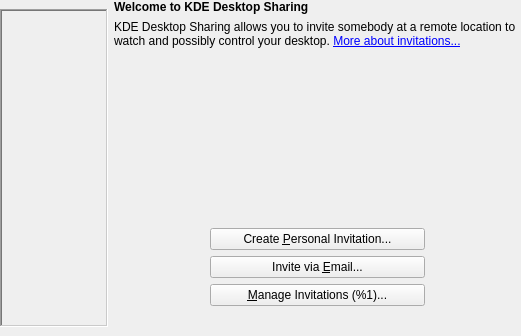
KDE/krfb, file invitewidget.ui: the form before one commit.
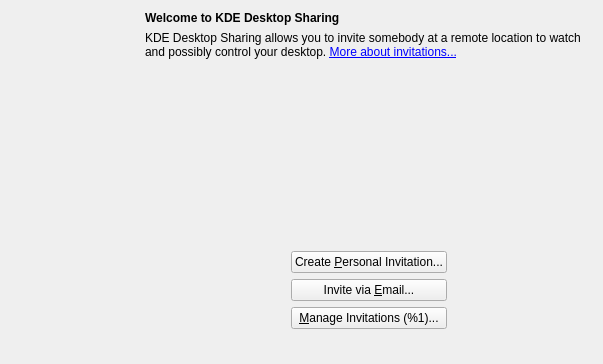
The form after the commit.

Commit message: * Use everywhere the nice new oxygen artwork. * Cleanup and improve some code. * Fix some UI layouts.

What changed in the file:
```diff
--- a/invitewidget.ui
+++ b/invitewidget.ui
@@ -5,37 +5,49 @@
    <rect>
     <x>0</x>
     <y>0</y>
-    <width>521</width>
-    <height>336</height>
+    <width>603</width>
+    <height>364</height>
    </rect>
   </property>
   <property name="windowTitle" >
    <string/>
   </property>
-  <layout class="QGridLayout" >
-   <property name="margin" >
-    <number>0</number>
-   </property>
-   <property name="spacing" >
-    <number>6</number>
-   </property>
-   <item row="2" column="2" >
-    <spacer>
-     <property name="orientation" >
-      <enum>Qt::Vertical</enum>
-     </property>
-     <property name="sizeType" >
-      <enum>QSizePolicy::MinimumExpanding</enum>
-     </property>
-     <property name="sizeHint" >
+  <layout class="QHBoxLayout" >
+   <item>
+    <widget class="QLabel" name="pixmapLabel" >
+     <property name="sizePolicy" >
+      <sizepolicy vsizetype="Fixed" hsizetype="Fixed" >
+       <horstretch>0</horstretch>
+       <verstretch>0</verstretch>
+      </sizepolicy>
+     </property>
+     <property name="minimumSize" >
       <size>
-       <width>215</width>
-       <height>101</height>
+       <width>128</width>
+       <height>128</height>
       </size>
      </property>
-    </spacer>
+    </widget>
    </item>
-   <item row="1" column="1" colspan="3" >
+   <item>
+    <layout class="QVBoxLayout" >
+     <item>
+      <widget class="QLabel" name="TextLabel2" >
+       <property name="font" >
+        <font>
+         <weight>75</weight>
+         <bold>true</bold>
+        </font>
+       </property>
+       <property name="text" >
+        <string>Welcome to KDE Desktop Sharing</string>
+       </property>
+       <property name="wordWrap" >
+        <bool>false</bool>
+       </property>
+      </widget>
+     </item>
+     <item>
     <widget class="QLabel" name="helpLabel" >
      <property name="text" >
       <string>&lt;html>&lt;head>&lt;meta name="qrichtext" content="1" />&lt;style type="text/css">
@@ -57,7 +69,56 @@
      </property>
     </widget>
    </item>
-   <item row="4" column="2" >
+     <item>
+      <spacer>
+       <property name="orientation" >
+        <enum>Qt::Vertical</enum>
+       </property>
+       <property name="sizeType" >
+        <enum>QSizePolicy::MinimumExpanding</enum>
+       </property>
+       <property name="sizeHint" >
+        <size>
+         <width>215</width>
+         <height>101</height>
+        </size>
+       </property>
+      </spacer>
+     </item>
+     <item>
+      <layout class="QHBoxLayout" >
+       <item>
+        <spacer>
+         <property name="orientation" >
+          <enum>Qt::Horizontal</enum>
+         </property>
+         <property name="sizeType" >
+          <enum>QSizePolicy::Expanding</enum>
+         </property>
+         <property name="sizeHint" >
+          <size>
+           <width>90</width>
+           <height>26</height>
+          </size>
+         </property>
+        </spacer>
+       </item>
+       <item>
+        <layout class="QVBoxLayout" >
+         <item>
+          <widget class="QPushButton" name="btnCreateInvite" >
+           <property name="toolTip" >
+            <string/>
+           </property>
+           <property name="whatsThis" >
+            <string>Create a new invitation and display the connection data. Use this option if you want to invite somebody personally, for example, to give the connection data over the phone.</string>
+           </property>
+           <property name="text" >
+            <string>Create &amp;Personal Invitation...</string>
+           </property>
+          </widget>
+         </item>
+         <item>
     <widget class="QPushButton" name="btnEmailInvite" >
      <property name="whatsThis" >
       <string>This button will start your email application with a pre-configured text that explains to the recipient how to connect to your computer. </string>
@@ -67,14 +128,16 @@
      </property>
     </widget>
    </item>
-   <item row="5" column="2" >
+         <item>
     <widget class="QPushButton" name="btnManageInvite" >
      <property name="text" >
       <string>&amp;Manage Invitations (%1)...</string>
      </property>
     </widget>
    </item>
-   <item row="4" column="1" >
+        </layout>
+       </item>
+       <item>
     <spacer>
      <property name="orientation" >
       <enum>Qt::Horizontal</enum>
@@ -84,13 +147,15 @@
      </property>
      <property name="sizeHint" >
       <size>
-       <width>40</width>
-       <height>20</height>
+           <width>90</width>
+           <height>26</height>
       </size>
      </property>
     </spacer>
    </item>
-   <item row="6" column="2" >
+      </layout>
+     </item>
+     <item>
     <spacer>
      <property name="orientation" >
       <enum>Qt::Vertical</enum>
@@ -106,89 +171,7 @@
      </property>
     </spacer>
    </item>
-   <item row="3" column="2" >
-    <widget class="QPushButton" name="btnCreateInvite" >
-     <property name="toolTip" >
-      <string/>
-     </property>
-     <property name="whatsThis" >
-      <string>Create a new invitation and display the connection data. Use this option if you want to invite somebody personally, for example, to give the connection data over the phone.</string>
-     </property>
-     <property name="text" >
-      <string>Create &amp;Personal Invitation...</string>
-     </property>
-    </widget>
-   </item>
-   <item row="4" column="3" >
-    <spacer>
-     <property name="orientation" >
-      <enum>Qt::Horizontal</enum>
-     </property>
-     <property name="sizeType" >
-      <enum>QSizePolicy::Expanding</enum>
-     </property>
-     <property name="sizeHint" >
-      <size>
-       <width>40</width>
-       <height>20</height>
-      </size>
-     </property>
-    </spacer>
-   </item>
-   <item rowspan="7" row="0" column="0" >
-    <widget class="QLabel" name="pixmapLabel" >
-     <property name="sizePolicy" >
-      <sizepolicy>
-       <hsizetype>0</hsizetype>
-       <vsizetype>0</vsizetype>
-       <horstretch>0</horstretch>
-       <verstretch>0</verstretch>
-      </sizepolicy>
-     </property>
-     <property name="minimumSize" >
-      <size>
-       <width>108</width>
-       <height>318</height>
-      </size>
-     </property>
-     <property name="maximumSize" >
-      <size>
-       <width>108</width>
-       <height>318</height>
-      </size>
-     </property>
-     <property name="frameShape" >
-      <enum>QFrame::WinPanel</enum>
-     </property>
-     <property name="frameShadow" >
-      <enum>QFrame::Sunken</enum>
-     </property>
-     <property name="scaledContents" >
-      <bool>true</bool>
-     </property>
-     <property name="alignment" >
-      <set>Qt::AlignTop</set>
-     </property>
-     <property name="wordWrap" >
-      <bool>false</bool>
-     </property>
-    </widget>
-   </item>
-   <item row="0" column="1" colspan="3" >
-    <widget class="QLabel" name="TextLabel2" >
-     <property name="font" >
-      <font>
-       <weight>75</weight>
-       <bold>true</bold>
-      </font>
-     </property>
-     <property name="text" >
-      <string>Welcome to KDE Desktop Sharing</string>
-     </property>
-     <property name="wordWrap" >
-      <bool>false</bool>
-     </property>
-    </widget>
+    </layout>
    </item>
   </layout>
  </widget>
```
Left out of the diff: 2 changed lines with no effect on the pictures. Lines whose indentation alone changed are shown as unchanged. The commit also changes 16 other files.
